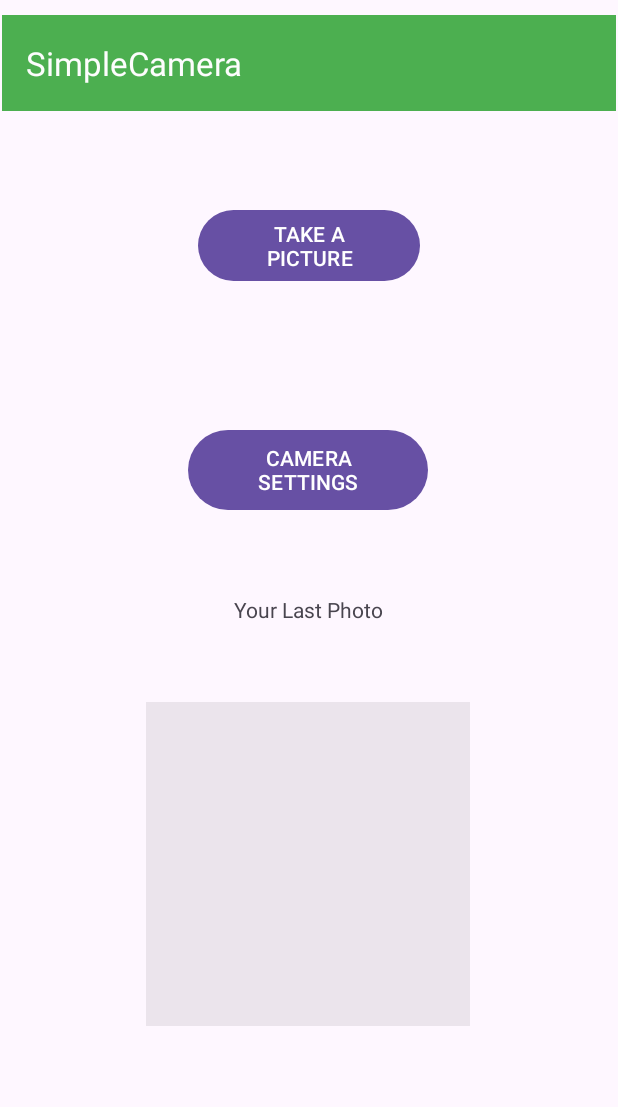
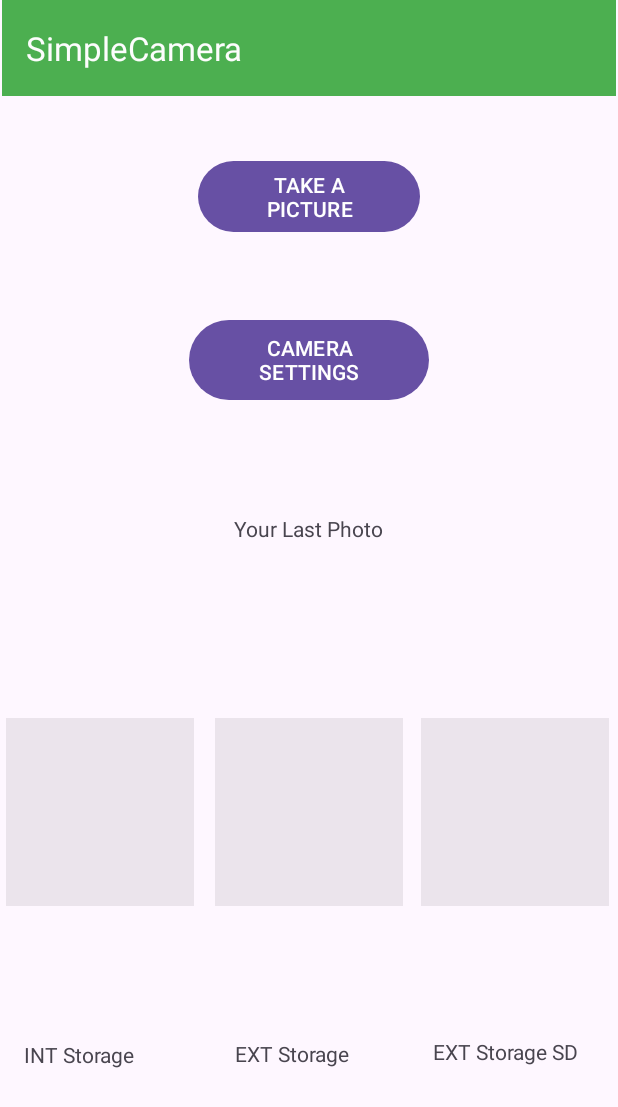
Before and after one commit to musseGkel/SnapEase, an Android app: the screen it shows after launch (MainActivity), on a phone screen of 412 x 824 dp. Shown: the top 1107 px of the screen. Run offline under Robolectric (Android 15) with nearby library versions, the phone set to English and light mode, and no system bars; 1 statement that could not run was skipped.

Commit message:
image save to external and SDCard, option and display added

```diff
--- a/app/src/main/java/com/example/snapease/MainActivity.java
+++ b/app/src/main/java/com/example/snapease/MainActivity.java
@@ -6,6 +6,7 @@ import android.content.Intent;
 import android.graphics.Bitmap;
 import android.graphics.BitmapFactory;
 import android.os.Bundle;
+import android.os.Environment;
 import android.util.Log;
 import android.view.View;
 import android.widget.Button;
@@ -14,6 +15,7 @@ import android.widget.ImageView;
 import androidx.activity.EdgeToEdge;
 import androidx.appcompat.app.AppCompatActivity;
 import androidx.appcompat.widget.Toolbar;
+import androidx.core.content.ContextCompat;
 import androidx.core.graphics.Insets;
 import androidx.core.view.ViewCompat;
 import androidx.core.view.WindowInsetsCompat;
@@ -24,7 +26,7 @@ import java.io.FileNotFoundException;
 
 public class MainActivity extends AppCompatActivity {
     private static final String LOG_TAG = MainActivity.class.getSimpleName();
-    ImageView lastSavedimageView;
+    ImageView lastSavedimageView, lastSavedExternal, lastSavedSDCard;
 
     @Override
     protected void onCreate(Bundle savedInstanceState) {
@@ -36,7 +38,10 @@ public class MainActivity extends AppCompatActivity {
             v.setPadding(systemBars.left, systemBars.top, systemBars.right, systemBars.bottom);
             return insets;
         });
-        loadImageFromStorage();
+
+        loadImageFromInternalStorage();
+        loadImageFromExternalStorage();
+        loadImageFromExternalSDCard();
 
         Toolbar toolbar = findViewById(R.id.toolbar);
         setSupportActionBar(toolbar);
@@ -62,15 +67,14 @@ public class MainActivity extends AppCompatActivity {
                 startActivity(intent);
             }
         });
-
         Log.d(LOG_TAG, "onCreate");
     }
-    private void loadImageFromStorage()
+    private void loadImageFromInternalStorage()
     {
         ContextWrapper cw = new ContextWrapper(getApplicationContext());
         File path = cw.getDir("imageDir", Context.MODE_PRIVATE);
         try {
-            File f=new File(path, "profile.jpg");
+            File f=new File(path, "last_picture.jpg");
             Bitmap b = BitmapFactory.decodeStream(new FileInputStream(f));
             ImageView img=(ImageView)findViewById(R.id.lastSavedimageView);
             img.setImageBitmap(b);
@@ -80,6 +84,38 @@ public class MainActivity extends AppCompatActivity {
             e.printStackTrace();
         }
 
+    }
+
+    private void loadImageFromExternalStorage()
+    {
+        File[] externalStorageVolumes = ContextCompat.getExternalFilesDirs(getApplicationContext(), Environment.DIRECTORY_PICTURES);
+        File pathPrimaryExternalStorage = externalStorageVolumes[0];
+        try {
+            File fileExternal = new File(pathPrimaryExternalStorage, "last_picture.jpg");
+            Bitmap b = BitmapFactory.decodeStream(new FileInputStream(fileExternal));
+            ImageView img=(ImageView)findViewById(R.id.lastSavedExternal);
+            img.setImageBitmap(b);
+        }
+        catch (FileNotFoundException e)
+        {
+            e.printStackTrace();
+        }
+    }
+
+    private void loadImageFromExternalSDCard()
+    {
+        File[] externalStorageVolumes = ContextCompat.getExternalFilesDirs(getApplicationContext(), Environment.DIRECTORY_PICTURES);
+        File pathSecondaryExternalStorage = externalStorageVolumes[1];
+        try {
+            File fileExternalSDCard = new File(pathSecondaryExternalStorage, "last_picture.jpg");
+            Bitmap b = BitmapFactory.decodeStream(new FileInputStream(fileExternalSDCard));
+            ImageView img=(ImageView)findViewById(R.id.lastSavedSDCard);
+            img.setImageBitmap(b);
+        }
+        catch (FileNotFoundException e)
+        {
+            e.printStackTrace();
+        }
     }
 
     @Override
--- a/app/src/main/res/layout/activity_main.xml
+++ b/app/src/main/res/layout/activity_main.xml
@@ -9,12 +9,12 @@
 
     <androidx.appcompat.widget.Toolbar
         android:id="@+id/toolbar"
-        android:layout_width="409dp"
+        android:layout_width="0dp"
         android:layout_height="wrap_content"
-        android:layout_marginBottom="312dp"
+        android:layout_marginStart="1dp"
+        android:layout_marginEnd="1dp"
         android:background="#4CAF50"
         android:minHeight="?attr/actionBarSize"
-        app:layout_constraintBottom_toTopOf="@+id/textView2"
         app:layout_constraintEnd_toEndOf="parent"
         app:layout_constraintStart_toStartOf="parent"
         app:layout_constraintTop_toTopOf="parent"
@@ -25,45 +25,96 @@
         android:id="@+id/takePicButton"
         android:layout_width="148dp"
         android:layout_height="55dp"
-        android:layout_marginBottom="29dp"
+        android:layout_marginTop="103dp"
+        android:layout_marginBottom="112dp"
         android:text="TAKE A PICTURE"
-        app:layout_constraintBottom_toTopOf="@+id/cameraSettingsButton"
+        app:layout_constraintBottom_toBottomOf="@+id/cameraSettingsButton"
         app:layout_constraintEnd_toEndOf="parent"
         app:layout_constraintStart_toStartOf="parent"
-        app:layout_constraintTop_toBottomOf="@+id/toolbar" />
+        app:layout_constraintTop_toTopOf="@+id/toolbar" />
 
     <Button
         android:id="@+id/cameraSettingsButton"
         android:layout_width="160dp"
         android:layout_height="61dp"
-        android:layout_marginBottom="418dp"
+        android:layout_marginTop="209dp"
         android:text="CAMERA SETTINGS"
-        app:layout_constraintBottom_toBottomOf="parent"
         app:layout_constraintEnd_toEndOf="parent"
-        app:layout_constraintHorizontal_bias="0.497"
         app:layout_constraintStart_toStartOf="parent"
-        app:layout_constraintTop_toBottomOf="@+id/takePicButton" />
+        app:layout_constraintTop_toTopOf="parent" />
 
     <TextView
         android:id="@+id/textView2"
         android:layout_width="wrap_content"
         android:layout_height="wrap_content"
-        android:layout_marginBottom="27dp"
+        android:layout_marginTop="72dp"
         android:text="Your Last Photo"
-        app:layout_constraintBottom_toTopOf="@+id/lastSavedimageView"
         app:layout_constraintEnd_toEndOf="parent"
         app:layout_constraintStart_toStartOf="parent"
-        app:layout_constraintTop_toBottomOf="@+id/toolbar" />
+        app:layout_constraintTop_toBottomOf="@+id/cameraSettingsButton" />
+
+    <ImageView
+        android:id="@+id/lastSavedExternal"
+        android:layout_width="125dp"
+        android:layout_height="0dp"
+        android:layout_marginTop="48dp"
+        android:layout_marginBottom="40dp"
+        app:layout_constraintBottom_toBottomOf="@+id/textView4"
+        app:layout_constraintEnd_toEndOf="parent"
+        app:layout_constraintStart_toStartOf="parent"
+        app:layout_constraintTop_toBottomOf="@+id/textView2"
+        app:srcCompat="@android:drawable/divider_horizontal_bright" />
 
     <ImageView
         android:id="@+id/lastSavedimageView"
-        android:layout_width="216dp"
-        android:layout_height="245dp"
-        android:layout_marginBottom="115dp"
+        android:layout_width="0dp"
+        android:layout_height="0dp"
+        android:layout_marginStart="4dp"
+        android:layout_marginEnd="151dp"
+        app:layout_constraintBottom_toBottomOf="@+id/lastSavedExternal"
+        app:layout_constraintEnd_toStartOf="@+id/lastSavedSDCard"
+        app:layout_constraintStart_toStartOf="parent"
+        app:layout_constraintTop_toTopOf="@+id/lastSavedExternal"
+        app:srcCompat="@android:drawable/divider_horizontal_bright" />
+
+    <ImageView
+        android:id="@+id/lastSavedSDCard"
+        android:layout_width="0dp"
+        android:layout_height="0dp"
+        android:layout_marginEnd="6dp"
+        app:layout_constraintBottom_toBottomOf="@+id/lastSavedExternal"
+        app:layout_constraintEnd_toEndOf="parent"
+        app:layout_constraintStart_toEndOf="@+id/lastSavedimageView"
+        app:layout_constraintTop_toTopOf="@+id/lastSavedExternal"
+        app:srcCompat="@android:drawable/divider_horizontal_bright" />
+
+    <TextView
+        android:id="@+id/textView3"
+        android:layout_width="wrap_content"
+        android:layout_height="wrap_content"
+        android:layout_marginStart="16dp"
+        android:layout_marginTop="21dp"
+        android:text="INT Storage"
+        app:layout_constraintStart_toStartOf="parent"
+        app:layout_constraintTop_toBottomOf="@+id/lastSavedimageView" />
+
+    <TextView
+        android:id="@+id/textView4"
+        android:layout_width="wrap_content"
+        android:layout_height="wrap_content"
+        android:layout_marginStart="13dp"
+        android:layout_marginTop="1dp"
+        android:text="EXT Storage"
+        app:layout_constraintStart_toStartOf="@+id/lastSavedExternal"
+        app:layout_constraintTop_toTopOf="@+id/textView5" />
+
+    <TextView
+        android:id="@+id/textView5"
+        android:layout_width="wrap_content"
+        android:layout_height="wrap_content"
+        android:layout_marginEnd="26dp"
+        android:layout_marginBottom="113dp"
+        android:text="EXT Storage SD"
         app:layout_constraintBottom_toBottomOf="parent"
-        app:layout_constraintEnd_toEndOf="parent"
-        app:layout_constraintHorizontal_bias="0.497"
-        app:layout_constraintStart_toStartOf="parent"
-        app:layout_constraintTop_toBottomOf="@+id/textView2"
-        app:srcCompat="@android:drawable/divider_horizontal_bright" />
+        app:layout_constraintEnd_toEndOf="parent" />
 </androidx.constraintlayout.widget.ConstraintLayout>
```
Also changed, not shown: app/src/main/java/com/example/snapease/take_picture.java (+92 -37 lines), app/src/main/res/layout/activity_take_picture.xml (+39 -22 lines).
